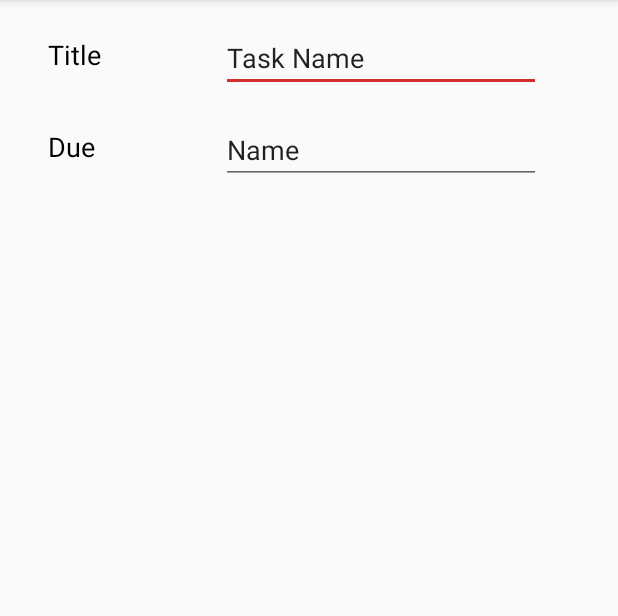
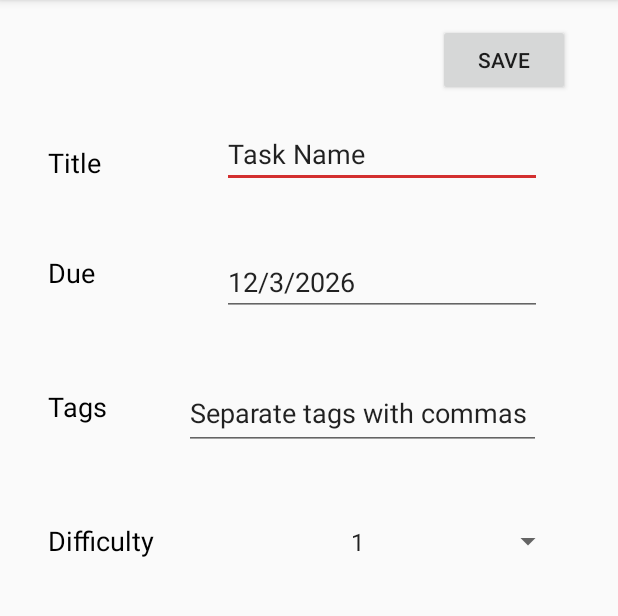
Before and after one commit to Iotaslair/Milestone, an Android app: the NewTask screen opened directly, with no data from a screen before it, on a phone screen of 412 x 824 dp, the part 84-700 px from its top. Run offline under Robolectric (Android 15) with nearby library versions, the phone set to English and light mode, and no system bars.

Commit message:
Tasks created (basic implementation), TaskList created (needs work)
and filled in the new task much more with due dates, tags and (soon to be finished difficulty)

```diff
--- a/App/app/src/main/java/com/williampembleton/milestone/NewTask.java
+++ b/App/app/src/main/java/com/williampembleton/milestone/NewTask.java
@@ -1,7 +1,26 @@
 package com.williampembleton.milestone;
 
+import android.content.Context;
 import android.support.v7.app.AppCompatActivity;
 import android.os.Bundle;
+import android.widget.ArrayAdapter;
+import android.widget.EditText;
+import android.view.View;
+import android.widget.Spinner;
+import android.widget.TextView;
+import android.widget.Toast;
+
+import org.w3c.dom.Text;
+
+import java.text.DateFormat;
+import java.text.ParseException;
+import java.text.SimpleDateFormat;
+import java.util.ArrayList;
+import java.util.Calendar;
+import java.util.Collection;
+import java.util.Collections;
+import java.util.GregorianCalendar;
+import java.util.Date;
 
 public class NewTask extends AppCompatActivity {
 
@@ -9,5 +28,58 @@ public class NewTask extends AppCompatActivity {
     protected void onCreate(Bundle savedInstanceState) {
         super.onCreate(savedInstanceState);
         setContentView(R.layout.activity_new_task);
+        EditText dueDate = findViewById(R.id.DueDate);
+        Calendar currentDate = GregorianCalendar.getInstance();
+
+        //sets the current date into the due box
+        String dueDateString = "" + (1 + currentDate.get(Calendar.MONTH)) + "/";
+        dueDateString += (currentDate.get(Calendar.DAY_OF_MONTH)) + "/";
+        dueDateString += currentDate.get(Calendar.YEAR);
+        dueDate.setText(dueDateString);
+
+        //sets up the spinner
+        Spinner spinner = findViewById(R.id.DifficultySelector);
+        ArrayAdapter<CharSequence> adapter = ArrayAdapter.createFromResource(this,R.array.difficultyList,android.R.layout.simple_spinner_item);
+        adapter.setDropDownViewResource(android.R.layout.simple_spinner_dropdown_item);
+        spinner.setAdapter(adapter);
+    }
+
+    public void saveTask(View view)
+    {
+        //Title
+            TextView titleView = findViewById(R.id.TaskName);
+            String title = (String) titleView.getText();
+
+        //Date work and checking for reasonable dates
+            EditText dueDate = findViewById(R.id.DueDate);
+            String stringDateFormat = dueDate.getText().toString();
+            SimpleDateFormat formatter = null;
+            Date convertedDate = null;
+            try {
+                formatter = new SimpleDateFormat("MM/ddd/yyyy");
+                formatter.setLenient(false);
+                convertedDate = (Date) formatter.parse(stringDateFormat);
+            } catch (Exception e) {
+                Context context = getApplicationContext();
+                CharSequence text = "Insert a valid date";
+                int duration = Toast.LENGTH_SHORT;
+                Toast toast = Toast.makeText(context, text, duration);
+                toast.show();
+                return;
+            }
+
+        //Tags
+            TextView tagsView = findViewById(R.id.Tags);
+            String tags = (String) tagsView.getText();
+            String[] tagArray = tags.split(",");
+            ArrayList<String> tagList = new ArrayList<>();
+            Collections.addAll(tagList,tagArray);
+
+
+        //Difficulty
+
+
+
+        //Task new = new Task(title,convertedDate,tags,difficulty);
     }
 }
--- a/App/app/src/main/java/com/williampembleton/milestone/TaskList.java
+++ b/App/app/src/main/java/com/williampembleton/milestone/TaskList.java
@@ -25,11 +25,6 @@ public class TaskList extends AppCompatActivity {
             public void onClick(View view) {
                 Intent intent = new Intent(TaskList.this, NewTask.class);
                 startActivity(intent);
-
-                /*
-                Snackbar.make(view, "Replace with your own action", Snackbar.LENGTH_LONG)
-                        .setAction("Action", null).show();
-                */
             }
         });
     }
--- a/App/app/src/main/res/layout/activity_new_task.xml
+++ b/App/app/src/main/res/layout/activity_new_task.xml
@@ -12,12 +12,12 @@
         android:layout_height="28dp"
         android:layout_marginStart="32dp"
         android:layout_marginLeft="32dp"
-        android:layout_marginTop="8dp"
+        android:layout_marginTop="4dp"
         android:text="Due"
         android:textColor="@color/common_google_signin_btn_text_dark_focused"
         android:textSize="18sp"
         app:layout_constraintStart_toStartOf="parent"
-        app:layout_constraintTop_toTopOf="@+id/editText2" />
+        app:layout_constraintTop_toTopOf="@+id/DueDate" />
 
     <TextView
         android:id="@+id/titleLabel"
@@ -25,7 +25,7 @@
         android:layout_height="28dp"
         android:layout_marginStart="32dp"
         android:layout_marginLeft="32dp"
-        android:layout_marginTop="24dp"
+        android:layout_marginTop="96dp"
         android:text="Title"
         android:textColor="@color/common_google_signin_btn_text_dark_focused"
         android:textSize="18sp"
@@ -33,35 +33,107 @@
         app:layout_constraintTop_toTopOf="parent" />
 
     <EditText
-        android:id="@+id/titleField"
+        android:id="@+id/TaskName"
         android:layout_width="wrap_content"
         android:layout_height="wrap_content"
         android:layout_marginStart="8dp"
         android:layout_marginLeft="8dp"
-        android:layout_marginTop="16dp"
+        android:layout_marginTop="80dp"
         android:layout_marginEnd="8dp"
         android:layout_marginRight="8dp"
         android:ems="10"
         android:inputType="textPersonName"
         android:text="Task Name"
         app:layout_constraintEnd_toEndOf="parent"
+        app:layout_constraintHorizontal_bias="0.508"
         app:layout_constraintStart_toEndOf="@+id/titleLabel"
         app:layout_constraintTop_toTopOf="parent" />
 
     <EditText
-        android:id="@+id/editText2"
+        android:id="@+id/DueDate"
         android:layout_width="wrap_content"
         android:layout_height="wrap_content"
         android:layout_marginStart="8dp"
         android:layout_marginLeft="8dp"
-        android:layout_marginTop="16dp"
+        android:layout_marginTop="40dp"
         android:layout_marginEnd="8dp"
         android:layout_marginRight="8dp"
         android:ems="10"
         android:inputType="textPersonName"
-        android:text="Name"
+        android:text="1/1/1970"
         app:layout_constraintEnd_toEndOf="parent"
+        app:layout_constraintHorizontal_bias="0.508"
         app:layout_constraintStart_toEndOf="@+id/dueLabel"
-        app:layout_constraintTop_toBottomOf="@+id/titleField" />
+        app:layout_constraintTop_toBottomOf="@+id/TaskName" />
+
+    <Button
+        android:id="@+id/SaveButton"
+        android:layout_width="wrap_content"
+        android:layout_height="wrap_content"
+        android:layout_marginTop="8dp"
+        android:layout_marginEnd="32dp"
+        android:layout_marginRight="32dp"
+        android:layout_marginBottom="8dp"
+        android:onClick="saveTask"
+        android:text="Save"
+        app:layout_constraintBottom_toTopOf="@+id/TaskName"
+        app:layout_constraintEnd_toEndOf="parent"
+        app:layout_constraintTop_toTopOf="parent" />
+
+    <TextView
+        android:id="@+id/TagsLabel"
+        android:layout_width="wrap_content"
+        android:layout_height="wrap_content"
+        android:layout_marginStart="32dp"
+        android:layout_marginLeft="32dp"
+        android:layout_marginTop="8dp"
+        android:text="Tags"
+        android:textColor="@color/common_google_signin_btn_text_dark_focused"
+        android:textSize="18sp"
+        app:layout_constraintStart_toStartOf="parent"
+        app:layout_constraintTop_toTopOf="@+id/Tags" />
+
+    <EditText
+        android:id="@+id/Tags"
+        android:layout_width="238dp"
+        android:layout_height="49dp"
+        android:layout_marginStart="8dp"
+        android:layout_marginLeft="8dp"
+        android:layout_marginTop="40dp"
+        android:layout_marginEnd="8dp"
+        android:layout_marginRight="8dp"
+        android:ems="10"
+        android:inputType="textPersonName"
+        android:text="Separate tags with commas"
+        app:layout_constraintEnd_toEndOf="parent"
+        app:layout_constraintStart_toEndOf="@+id/TagsLabel"
+        app:layout_constraintTop_toBottomOf="@+id/DueDate" />
+
+    <TextView
+        android:id="@+id/DifficultyLabel"
+        android:layout_width="wrap_content"
+        android:layout_height="wrap_content"
+        android:layout_marginStart="32dp"
+        android:layout_marginLeft="32dp"
+        android:layout_marginTop="4dp"
+        android:text="Difficulty"
+        android:textColor="@color/common_google_signin_btn_text_dark_focused"
+        android:textSize="18sp"
+        app:layout_constraintStart_toStartOf="parent"
+        app:layout_constraintTop_toTopOf="@+id/DifficultySelector" />
+
+    <Spinner
+        android:id="@+id/DifficultySelector"
+        android:layout_width="150dp"
+        android:layout_height="34dp"
+        android:layout_marginStart="8dp"
+        android:layout_marginLeft="8dp"
+        android:layout_marginTop="44dp"
+        android:layout_marginEnd="36dp"
+        android:layout_marginRight="36dp"
+        app:layout_constraintEnd_toEndOf="parent"
+        app:layout_constraintHorizontal_bias="1.0"
+        app:layout_constraintStart_toEndOf="@+id/DifficultyLabel"
+        app:layout_constraintTop_toBottomOf="@+id/Tags" />
 
 </android.support.constraint.ConstraintLayout>
--- a/App/app/src/main/res/values/strings.xml
+++ b/App/app/src/main/res/values/strings.xml
@@ -1,4 +1,12 @@
 <resources>
     <string name="app_name">Milestone</string>
     <string name="action_settings">Settings</string>
+
+    <string-array name="difficultyList">
+        <item>1</item>
+        <item>2</item>
+        <item>3</item>
+        <item>4</item>
+        <item>5</item>
+    </string-array>
 </resources>
```
Also changed, not shown: App/app/src/main/java/com/williampembleton/milestone/AllTasks.java (added, +32 -0 lines), App/app/src/main/java/com/williampembleton/milestone/Task.java (added, +48 -0 lines), 1 other file.
